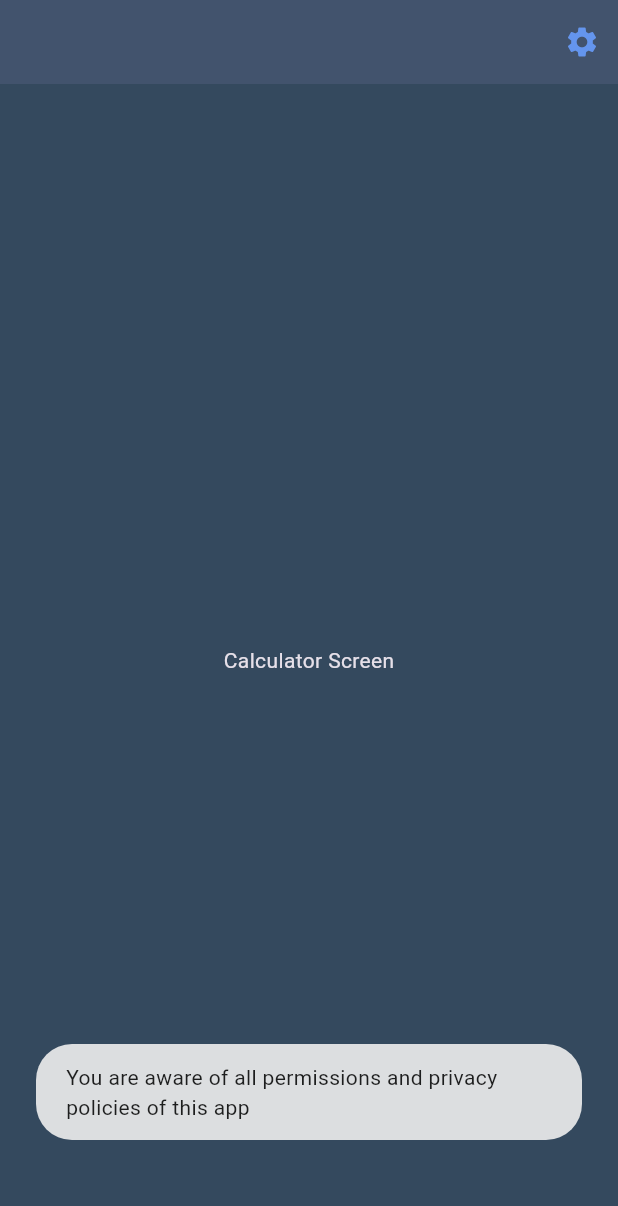
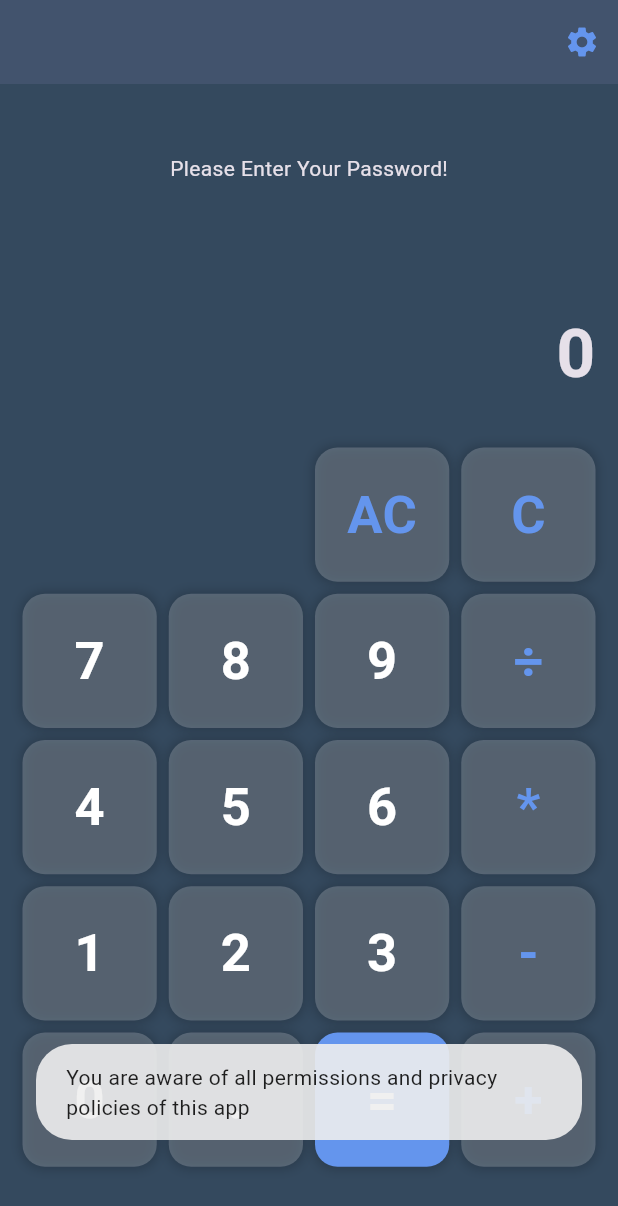
Before and after one commit to alazad214/Vault-app, a Flutter app: the screen it shows after launch, after a tap on "Agree & Continue", on a phone screen of 412 x 824 dp. Shown: the top 1206 px of the screen. Run offline on Flutter 3.47's test engine with Material 3 defaults, Android fonts, the phone set to English and light mode, and no system bars; our stand-ins replace fluttertoast, get.

Commit message:
calculator functionality added

```diff
--- /dev/null
+++ b/lib/bindings/all_bindings.dart
@@ -0,0 +1,9 @@
+import 'package:get/get.dart';
+import 'package:vault_app/controller/calculator_controller.dart';
+
+class AllBindings extends Bindings {
+  @override
+  void dependencies() {
+    Get.lazyPut(() => CalculatorController());
+  }
+}
--- /dev/null
+++ b/lib/controller/calculator_controller.dart
@@ -0,0 +1,140 @@
+import 'dart:ui';
+import 'package:fluttertoast/fluttertoast.dart';
+import 'package:get/get.dart';
+import 'package:vault_app/utils/color.dart';
+
+class CalculatorController extends GetxController {
+  List<String> buttons = [
+    "",
+    "",
+    "AC",
+    "C",
+    "7",
+    "8",
+    "9",
+    "÷",
+    "4",
+    "5",
+    "6",
+    "*",
+    "1",
+    "2",
+    "3",
+    "-",
+    "0",
+    ".",
+    "=",
+    "+",
+  ];
+
+  Color buttonTextColor(String text) {
+    if (text == "AC" ||
+        text == "C" ||
+        text == "÷" ||
+        text == "*" ||
+        text == "-" ||
+        text == "+") {
+      return AppColor.secondary;
+    } else {
+      return AppColor.white;
+    }
+  }
+
+  Color buttonBgColor(String text) {
+    if (text == "=") {
+      return AppColor.secondary;
+    } else {
+      return AppColor.white.withOpacity(0.2);
+    }
+  }
+
+  RxString inputValue = RxString('');
+  RxString result = RxString('0');
+
+  void buttonState(String text) {
+    if (text == "AC") {
+      inputValue.value = '';
+      result.value = '0';
+      update();
+      return;
+    }
+
+    if (text == "C") {
+      if (inputValue.isNotEmpty) {
+        inputValue.value =
+            inputValue.value.substring(0, inputValue.value.length - 1);
+        update();
+        return;
+      } else {
+        return;
+      }
+    }
+
+    if (text == "=") {
+      calculateResult();
+      return;
+    }
+
+    if (text == "+" || text == "-" || text == "*" || text == "÷") {
+      addOperator(text);
+      return;
+    }
+
+    if (text == ".") {
+      addDecimal();
+      return;
+    }
+
+    addNumber(text);
+  }
+
+  void calculateResult() {
+    try {
+      String expression = inputValue.value;
+      expression = expression.replaceAll('÷', '/');
+      expression = expression.replaceAll('*', '*');
+
+      // Perform the calculation using Dart's `eval`
+      final double finalResult = double.parse(_evaluateExpression(expression));
+
+      result.value = finalResult.toString();
+      inputValue.value = '';
+      update();
+    } catch (e) {
+      Fluttertoast.showToast(msg: "Error: Invalid operation");
+      result.value = '0';
+      inputValue.value = '';
+      update();
+    }
+  }
+
+  String _evaluateExpression(String expression) {
+    // This is a simple evaluation function.
+    // For complex calculations, you might consider using a package like `expressions` or `math_expressions`.
+    double evalResult = 0.0;
+    // Perform the evaluation logic here.
+    // This is a simplified implementation, actual calculation logic might differ.
+    return evalResult.toString();
+  }
+
+  void addOperator(String operator) {
+    if (inputValue.value.isNotEmpty &&
+        !["+", "-", "*", "÷"]
+            .contains(inputValue.value[inputValue.value.length - 1])) {
+      inputValue.value += operator;
+      update();
+    }
+  }
+
+  void addDecimal() {
+    if (!inputValue.value.endsWith(".")) {
+      inputValue.value += ".";
+      update();
+    }
+  }
+
+  void addNumber(String number) {
+    inputValue.value += number;
+    update();
+  }
+}
--- a/lib/main.dart
+++ b/lib/main.dart
@@ -1,12 +1,15 @@
 import 'package:flutter/material.dart';
 import 'package:flutter/services.dart';
 import 'package:get/get_navigation/src/root/get_material_app.dart';
+import 'package:vault_app/bindings/all_bindings.dart';
 import 'package:vault_app/presentation/splash/splash_screen.dart';
 import 'package:vault_app/utils/app_color.dart';
 
 void main() {
+  AllBindings().dependencies();
   SystemChrome.setSystemUIOverlayStyle(
       SystemUiOverlayStyle(statusBarColor: Colors.transparent));
+
   runApp(const MyApp());
 }
 
--- a/lib/presentation/calculator/views/calculator_screen.dart
+++ b/lib/presentation/calculator/views/calculator_screen.dart
@@ -1,4 +1,7 @@
 import 'package:flutter/material.dart';
+import 'package:get/get.dart';
+import 'package:vault_app/controller/calculator_controller.dart';
+import 'package:vault_app/presentation/calculator/widget/calculator_button.dart';
 import 'package:vault_app/widgets/custom_appbar.dart';
 
 class CalculatorScreen extends StatelessWidget {
@@ -7,10 +10,53 @@ class CalculatorScreen extends StatelessWidget {
   @override
   Widget build(BuildContext context) {
     return Scaffold(
-      appBar: CustomAppbar(),
-      body: Center(
-        child: Text("Calculator Screen"),
-      ),
-    );
+        appBar: CustomAppbar(),
+        body: GetBuilder<CalculatorController>(builder: (controller) {
+          return Padding(
+            padding: EdgeInsets.all(15.0),
+            child: Center(
+              child: Column(
+                mainAxisAlignment: MainAxisAlignment.spaceEvenly,
+                children: [
+                  Text('Please Enter Your Password!'),
+                  Align(
+                    alignment: Alignment.centerRight,
+                    child: Column(
+                      mainAxisAlignment: MainAxisAlignment.end,
+                      crossAxisAlignment: CrossAxisAlignment.end,
+                      children: [
+                        Text(
+                          controller.inputValue.value,
+                          style: TextStyle(fontSize: 35.0),
+                        ),
+                        Text(
+                          controller.result.value,
+                          style: TextStyle(
+                              fontSize: 45.0, fontWeight: FontWeight.bold),
+                        ),
+                      ],
+                    ),
+                  ),
+
+                  //Calculator Button
+                  GridView.builder(
+                      shrinkWrap: true,
+                      primary: false,
+                      itemCount: controller.buttons.length,
+                      gridDelegate: SliverGridDelegateWithFixedCrossAxisCount(
+                          crossAxisCount: 4,
+                          mainAxisSpacing: 8.0,
+                          crossAxisSpacing: 8.0),
+                      itemBuilder: (context, index) {
+                        final button = controller.buttons[index];
+                        return button.isEmpty
+                            ? SizedBox()
+                            : calculatorButton(button);
+                      })
+                ],
+              ),
+            ),
+          );
+        }));
   }
 }
--- /dev/null
+++ b/lib/presentation/calculator/widget/calculator_button.dart
@@ -0,0 +1,33 @@
+import 'package:flutter/material.dart';
+import 'package:get/get.dart';
+import 'package:vault_app/controller/calculator_controller.dart';
+
+Widget calculatorButton(String button) {
+  final controller = Get.put(CalculatorController());
+  return InkWell(
+    onTap: () {
+      controller.buttonState(button);
+    },
+    child: Container(
+      height: 30,
+      width: 30,
+      alignment: Alignment.center,
+      decoration: BoxDecoration(
+          color: controller.buttonBgColor(button),
+          borderRadius: BorderRadius.circular(15.0),
+          boxShadow: [
+            BoxShadow(
+                color: Colors.black.withOpacity(0.2),
+                blurRadius: 6,
+                spreadRadius: 1)
+          ]),
+      child: Text(
+        button,
+        style: TextStyle(
+            color: controller.buttonTextColor(button),
+            fontSize: 35.0,
+            fontWeight: FontWeight.bold),
+      ),
+    ),
+  );
+}
--- a/lib/widgets/button1.dart
+++ b/lib/widgets/button1.dart
@@ -22,7 +22,7 @@ class Button1 extends StatelessWidget {
         child: Text(
           text ?? 'Agree And Continue',
           style: TextStyle(
-              color:color?? AppColor.white,
+              color: color ?? AppColor.white,
               fontSize: 16.0,
               fontWeight: FontWeight.bold),
         ),
--- a/lib/widgets/custom_appbar.dart
+++ b/lib/widgets/custom_appbar.dart
@@ -42,6 +42,5 @@ class CustomAppbar extends StatelessWidget implements PreferredSizeWidget {
   }
 
   @override
-  // TODO: implement preferredSize
   Size get preferredSize => Size.fromHeight(kToolbarHeight);
 }
--- a/pubspec.yaml
+++ b/pubspec.yaml
@@ -41,6 +41,9 @@ dependencies:
 
   #To used Show a Taost Message
   fluttertoast: ^8.2.8
+
+  #Calculate
+  math_expressions: ^2.6.0
 
 dev_dependencies:
   flutter_test:
```
Also changed, not shown: pubspec.lock.
